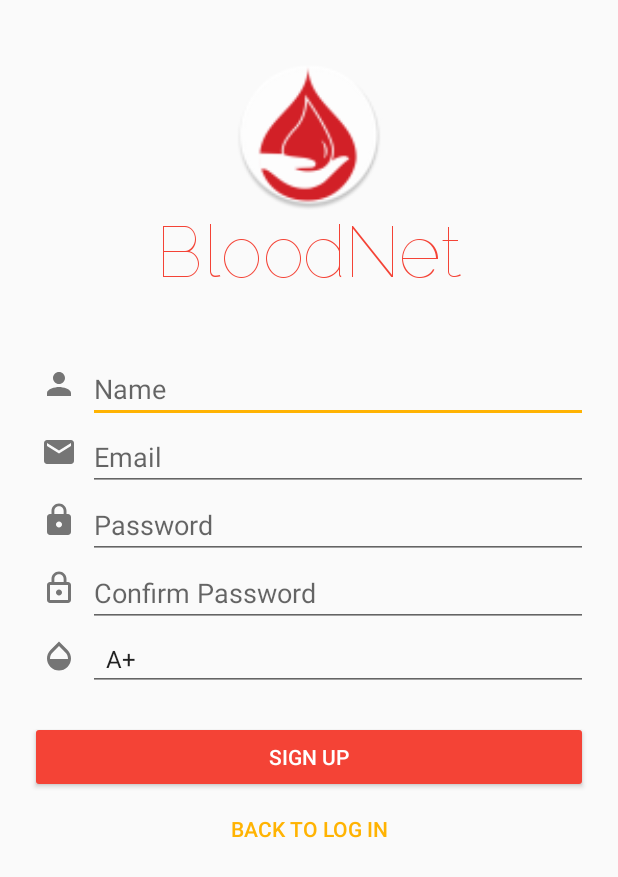
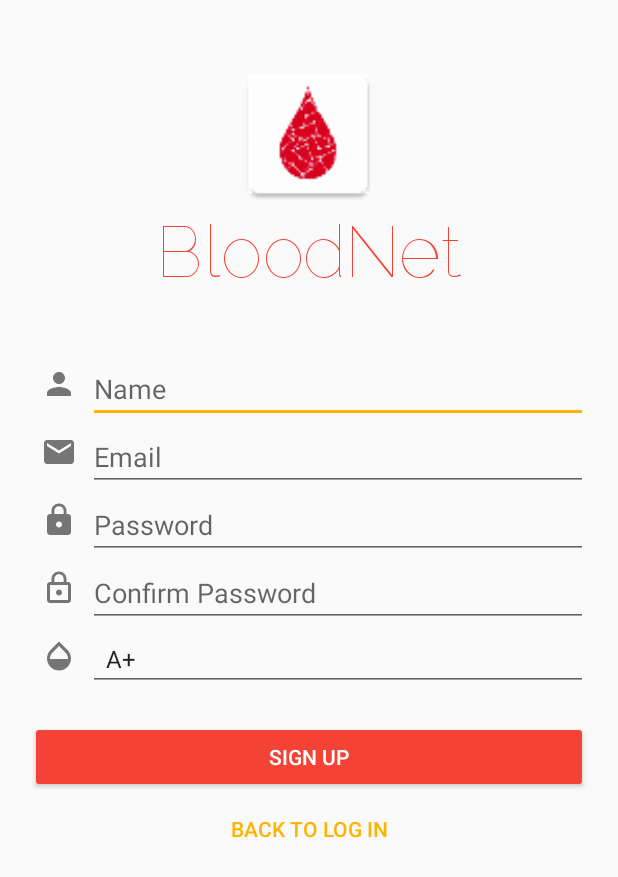
Before and after one commit to dionne-ong/BloodNet, an Android app: the RegistrationActivity screen opened directly, with no data from a screen before it, on a phone screen of 412 x 824 dp. Shown: the top 877 px of the screen. Run offline under Robolectric (Android 15) with nearby library versions, the phone set to English and light mode, and no system bars; our stand-ins replace Firebase (no records; nobody signed in at launch, a user with empty details on screens opened directly).

Commit message:
with new logo

```diff
--- a/app/src/main/res/layout/activity_registration.xml
+++ b/app/src/main/res/layout/activity_registration.xml
@@ -37,7 +37,7 @@
             android:id="@+id/iv_logo"
             android:layout_width="match_parent"
             android:layout_height="100dp"
-            android:src="@mipmap/temp_logo" />
+            android:src="@mipmap/ic_logo" />
 
 
         <TextView
--- a/app/src/main/res/layout/nav_header_navigation_drawer.xml
+++ b/app/src/main/res/layout/nav_header_navigation_drawer.xml
@@ -17,7 +17,7 @@
         android:layout_width="wrap_content"
         android:layout_height="wrap_content"
         android:paddingTop="@dimen/nav_header_vertical_spacing"
-        app:srcCompat="@mipmap/temp_logo" />
+        app:srcCompat="@mipmap/ic_logo" />
 
     <TextView
         android:id="@+id/tv_name"
```
Also changed, not shown: app/src/main/res/mipmap-hdpi/temp_logo.png (deleted), app/src/main/res/mipmap-mdpi/temp_logo.png (deleted), app/src/main/res/mipmap-xhdpi/temp_logo.png (deleted), app/src/main/res/mipmap-xxhdpi/temp_logo.png (deleted), app/src/main/res/mipmap-xxxhdpi/temp_logo.png (deleted).
